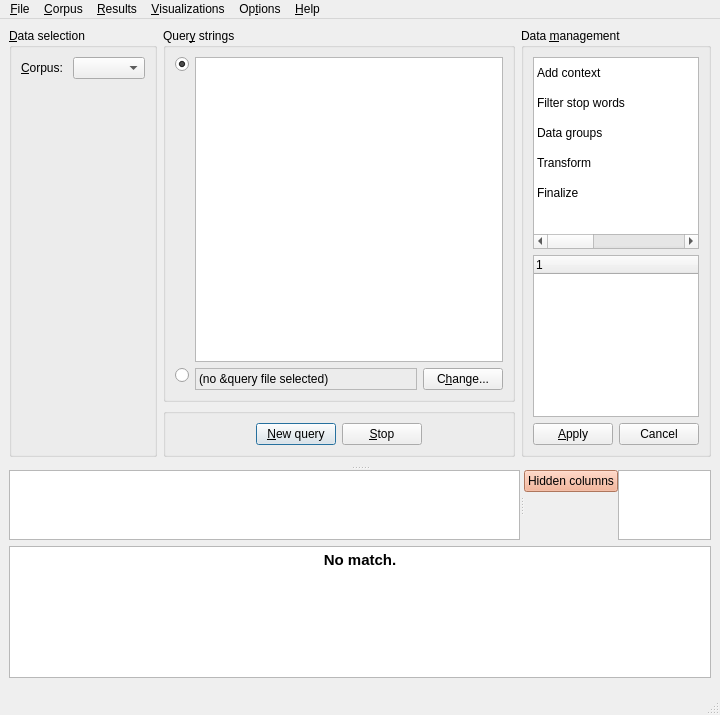
Qt form coquery/gui/ui/coquery.ui (gkunter/coquery) before a commit.
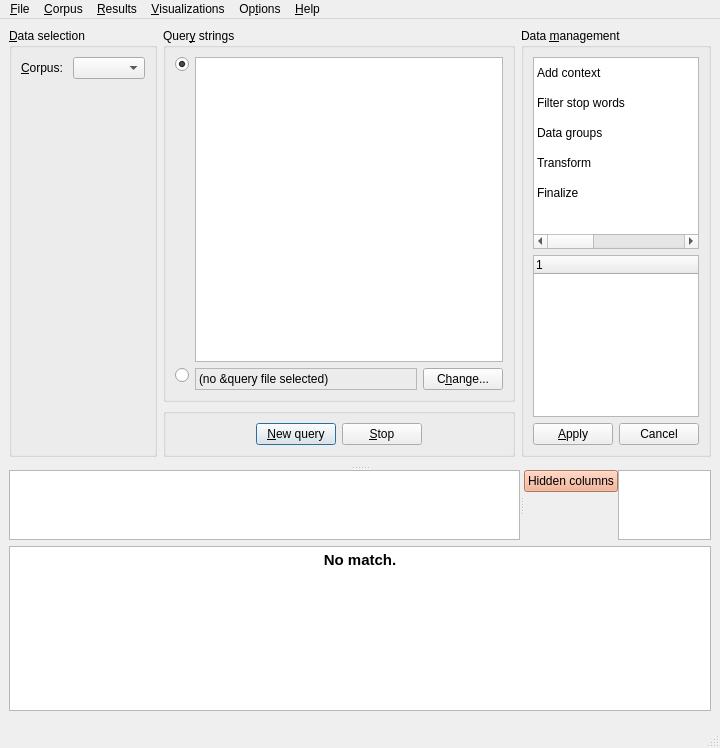
The same form after that commit. Icons and pictures are not drawn. Custom widgets are drawn as their Qt base class.

Commit message: Add regular expression tester to menu

Diff of the .ui file:
```diff
--- a/coquery/gui/ui/coquery.ui
+++ b/coquery/gui/ui/coquery.ui
@@ -7,7 +7,7 @@
     <x>0</x>
     <y>0</y>
     <width>720</width>
-    <height>715</height>
+    <height>748</height>
    </rect>
   </property>
   <property name="windowTitle">
@@ -836,8 +836,8 @@
            <string>&lt;!DOCTYPE HTML PUBLIC &quot;-//W3C//DTD HTML 4.0//EN&quot; &quot;http://www.w3.org/TR/REC-html40/strict.dtd&quot;&gt;
 &lt;html&gt;&lt;head&gt;&lt;meta name=&quot;qrichtext&quot; content=&quot;1&quot; /&gt;&lt;style type=&quot;text/css&quot;&gt;
 p, li { white-space: pre-wrap; }
-&lt;/style&gt;&lt;/head&gt;&lt;body style=&quot; font-family:'Droid Sans'; font-size:11pt; font-weight:400; font-style:normal;&quot;&gt;
-&lt;p align=&quot;center&quot; style=&quot; margin-top:0px; margin-bottom:0px; margin-left:0px; margin-right:0px; -qt-block-indent:0; text-indent:0px;&quot;&gt;&lt;span style=&quot; font-weight:600;&quot;&gt;No match.&lt;/span&gt;&lt;/p&gt;&lt;/body&gt;&lt;/html&gt;</string>
+&lt;/style&gt;&lt;/head&gt;&lt;body style=&quot; font-family:'Oxygen-Sans'; font-size:10pt; font-weight:400; font-style:normal;&quot;&gt;
+&lt;p align=&quot;center&quot; style=&quot; margin-top:0px; margin-bottom:0px; margin-left:0px; margin-right:0px; -qt-block-indent:0; text-indent:0px;&quot;&gt;&lt;span style=&quot; font-family:'Droid Sans'; font-size:11pt; font-weight:600;&quot;&gt;No match.&lt;/span&gt;&lt;/p&gt;&lt;/body&gt;&lt;/html&gt;</string>
           </property>
           <property name="textInteractionFlags">
            <set>Qt::NoTextInteraction</set>
```
Left out of the diff: 10 changed lines with no effect on the pictures. The commit also changes 1 other file.
